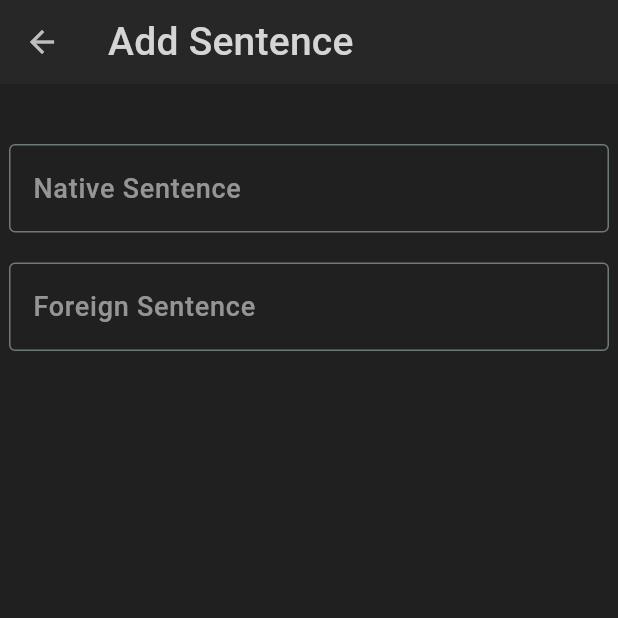
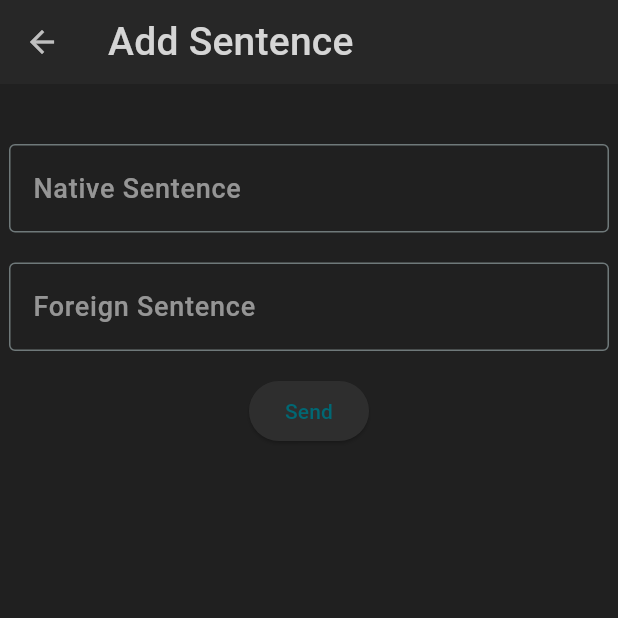
Before and after one commit to ana-znv/translate_trainer, a Flutter app: the AddSentence screen opened by its route, on a phone screen of 412 x 824 dp, the top half of it. Run offline on Flutter 3.47's test engine with Material 3 defaults, Android fonts, the phone set to English and light mode, and no system bars.

Commit message:
created test button to send data

```diff
--- a/lib/features/add_sentence/view/add_sentence.dart
+++ b/lib/features/add_sentence/view/add_sentence.dart
@@ -8,6 +8,8 @@
 }
 
 class _AddSentenceState extends State<AddSentence> {
+  final _formKey = GlobalKey<FormState>();
+
   @override
   Widget build(BuildContext context) {
     final theme = Theme.of(context);
@@ -15,7 +17,9 @@
       appBar: AppBar(
         title: Text("Add Sentence", style: theme.textTheme.titleMedium),
       ),
-      body: Column(
+      body: Form(
+        key: _formKey,
+        child: Column(
           children: [
             Padding(padding: EdgeInsets.only(top: 40)),
             Container(
@@ -55,7 +59,21 @@
                 ),
               ),
             ),
+            Padding(
+              padding: const EdgeInsets.symmetric(vertical: 16),
+              child: ElevatedButton(
+                onPressed: () {
+                  if (_formKey.currentState!.validate()) {
+                    ScaffoldMessenger.of(context).showSnackBar(
+                      const SnackBar(content: Text('Data processing')),
+                    );
+                  }
+                },
+                child: const Text("Send"),
+              ),
+            ),
           ],
+        ),
       ),
     );
   }
```
Lines whose indentation alone changed are shown as unchanged.
